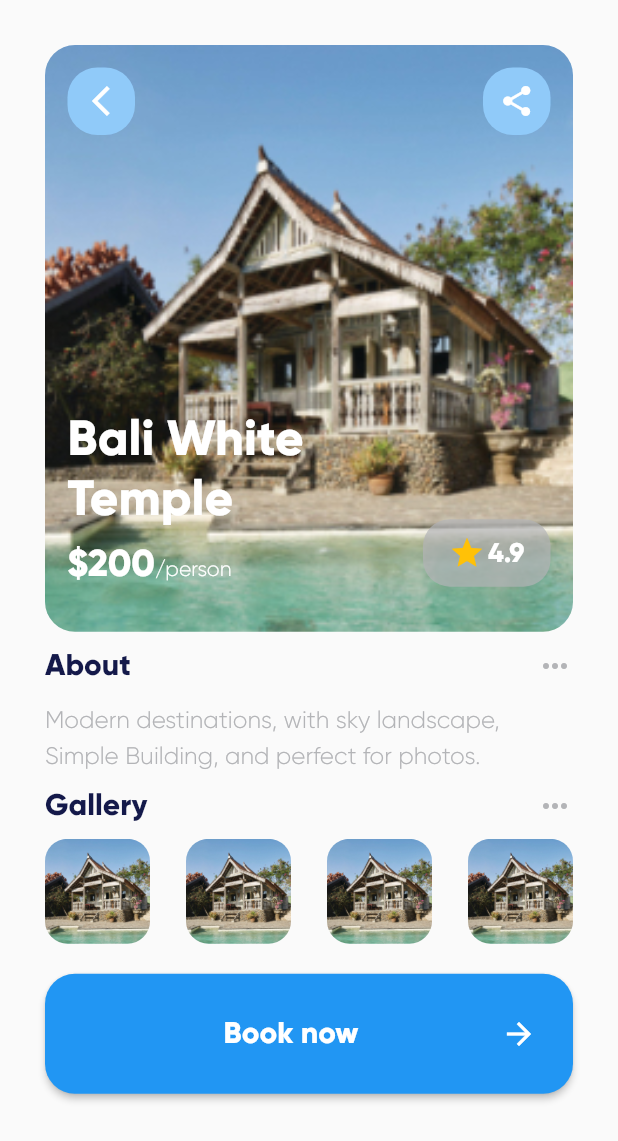
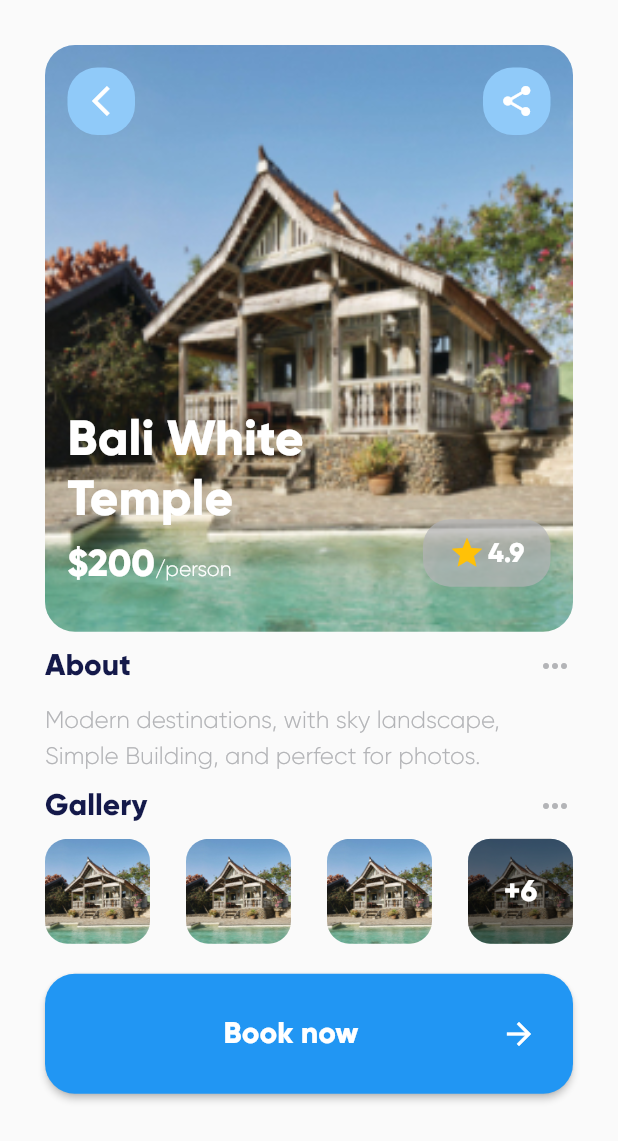
Before and after one commit to quqlock/UI-Design-for-toursim-app, a Flutter app: the screen it shows after launch, after a tap on an icon or button, on a phone screen of 412 x 824 dp. Shown: the top 1141 px of the screen. Run offline on Flutter 3.47's test engine with Material 2 defaults, Android fonts, the light colour scheme and no system bars; our stand-ins replace flutter_boxicons; network calls fail.

Commit message:
Refactoring DestScreen

```diff
--- a/lib/screens/dest_screen.dart
+++ b/lib/screens/dest_screen.dart
@@ -27,7 +27,7 @@ class DestScreen extends StatelessWidget {
                   buildDescWidget(),
                   buildTitleWidget('Gallery', 20),
                   buildGalleryWidget(),
-                  buildBigButtonWidget(context)
+                  buildBigButtonWidget(context, 'Book now'),
                 ],
               ),
             ),
@@ -37,7 +37,7 @@ class DestScreen extends StatelessWidget {
     );
   }
 
-  Widget buildBigButtonWidget(BuildContext context) {
+  Widget buildBigButtonWidget(BuildContext context, String buttonText) {
     return Padding(
       padding: const EdgeInsets.only(top: 20.0),
       child: ConstrainedBox(
@@ -61,7 +61,7 @@ class DestScreen extends StatelessWidget {
               children: [
                 Spacer(),
                 Text(
-                  'Book now',
+                  buttonText,
                   style: TextStyle(
                     fontSize: 20,
                     fontWeight: FontWeight.bold,
@@ -78,65 +78,60 @@ class DestScreen extends StatelessWidget {
   }
 
   Widget buildGalleryWidget() {
-    return Row(
-      mainAxisAlignment: MainAxisAlignment.spaceBetween,
-      children: [
-        Container(
+    Widget _buildGalleryPhoto(bool extraPhotos) {
+      return Container(
         width: 70,
         height: 70,
         decoration: BoxDecoration(
           borderRadius: BorderRadius.circular(15),
         ),
-          child: ClipRRect(
+        child: Stack(
+          children: [
+            Container(
+              decoration: BoxDecoration(
                 borderRadius: BorderRadius.circular(15),
-            child: Image.asset(
+                image: DecorationImage(
+                  fit: BoxFit.fill,
+                  image: AssetImage(
                     dest.destImg,
-              fit: BoxFit.fitWidth,
                   ),
                 ),
               ),
-        Container(
-          width: 70,
-          height: 70,
+            ),
+            extraPhotos
+                ? Container(
                     decoration: BoxDecoration(
+                      color: Colors.black.withOpacity(0.5),
                       borderRadius: BorderRadius.circular(15),
                     ),
-          child: ClipRRect(
-            borderRadius: BorderRadius.circular(15),
-            child: Image.asset(
-              dest.destImg,
-              fit: BoxFit.fitWidth,
+                  )
+                : Container(),
+            extraPhotos
+                ? Positioned(
+                    child: Center(
+                      child: Text(
+                        '+6',
+                        style: TextStyle(
+                          color: Colors.white,
+                          fontSize: 20,
+                          fontWeight: FontWeight.bold,
                         ),
                       ),
                     ),
-        Container(
-          width: 70,
-          height: 70,
-          decoration: BoxDecoration(
-            borderRadius: BorderRadius.circular(15),
+                  )
+                : Container(),
+          ],
         ),
-          child: ClipRRect(
-            borderRadius: BorderRadius.circular(15),
-            child: Image.asset(
-              dest.destImg,
-              fit: BoxFit.fitWidth,
-            ),
-          ),
-        ),
-        Container(
-          width: 70,
-          height: 70,
-          decoration: BoxDecoration(
-            borderRadius: BorderRadius.circular(15),
-          ),
-          child: ClipRRect(
-            borderRadius: BorderRadius.circular(15),
-            child: Image.asset(
-              dest.destImg,
-              fit: BoxFit.fitWidth,
-            ),
-          ),
-        ),
+      );
+    }
+
+    return Row(
+      mainAxisAlignment: MainAxisAlignment.spaceBetween,
+      children: [
+        _buildGalleryPhoto(false),
+        _buildGalleryPhoto(false),
+        _buildGalleryPhoto(false),
+        _buildGalleryPhoto(true),
       ],
     );
   }
--- a/pubspec.yaml
+++ b/pubspec.yaml
@@ -58,7 +58,7 @@ flutter:
     - family: Gilroy
       fonts:
         - asset: assets/fonts/Gilroy-ExtraBold.otf
-          weight: 700
+          weight: 500
         - asset: assets/fonts/Gilroy-Light.otf
   #   - family: Trajan Pro
   #     fonts:
```
Lines whose indentation alone changed are shown as unchanged.
